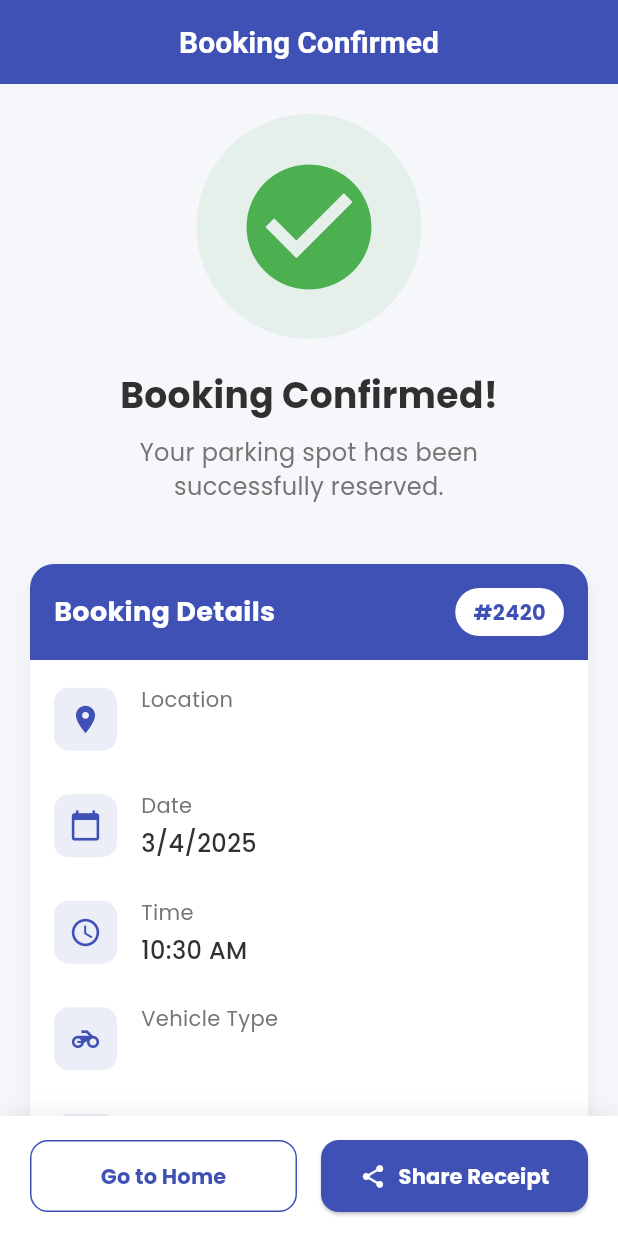
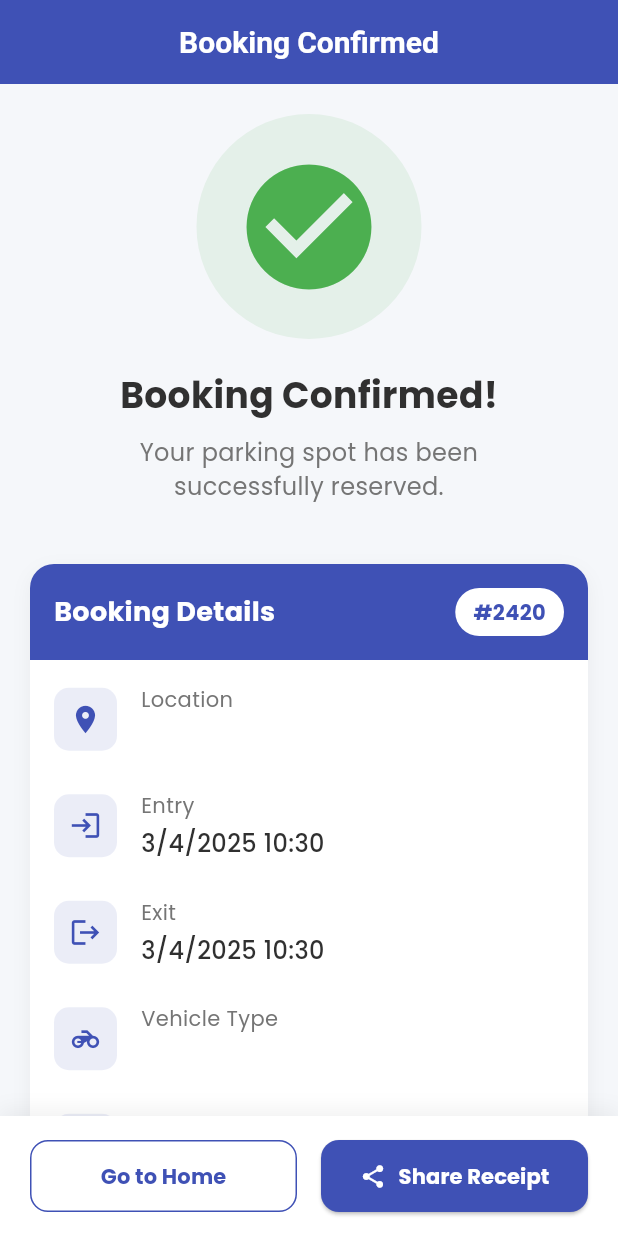
Before and after one commit to ayuktha63/Parking-slot-Booking, a Flutter app: the SuccessScreen screen opened directly with empty values, on a phone screen of 412 x 824 dp. Run offline on Flutter 3.47's test engine with Material 3 defaults, Android fonts, the light colour scheme and no system bars; our stand-ins replace firebase_auth, firebase_core, google_fonts, image_picker, lottie, share; accounts and stored records are empty; network calls fail.

Commit message:
success page finish except booking id

```diff
--- a/lib/SuccessAnimationScreen.dart
+++ b/lib/SuccessAnimationScreen.dart
@@ -4,10 +4,12 @@ import 'success_screen.dart';
 
 class SuccessAnimationScreen extends StatefulWidget {
   final String location;
-  final DateTime date;
-  final TimeOfDay time;
+  final DateTime date; // Legacy, kept for compatibility
+  final TimeOfDay time; // Legacy, kept for compatibility
   final String vehicleType;
   final List<int> slots;
+  final DateTime entryDateTime; // New: Full entry date and time
+  final DateTime exitDateTime; // New: Full exit date and time
 
   const SuccessAnimationScreen({
     required this.location,
@@ -15,6 +17,8 @@ class SuccessAnimationScreen extends StatefulWidget {
     required this.time,
     required this.vehicleType,
     required this.slots,
+    required this.entryDateTime, // Added
+    required this.exitDateTime, // Added
     super.key,
   });
 
@@ -27,26 +31,7 @@ class _SuccessAnimationScreenState extends State<SuccessAnimationScreen>
   @override
   void initState() {
     super.initState();
-    // Navigate to SuccessScreen after animation completes + 1 second delay
-    Future.delayed(const Duration(milliseconds: 2500), () {
-      // Assuming animation duration is ~2 seconds; adjust if needed
-      Future.delayed(const Duration(seconds: 1), () {
-        if (mounted) {
-          Navigator.pushReplacement(
-            context,
-            MaterialPageRoute(
-              builder: (context) => SuccessScreen(
-                location: widget.location,
-                date: widget.date,
-                time: widget.time,
-                vehicleType: widget.vehicleType,
-                slots: widget.slots,
-              ),
-            ),
-          );
-        }
-      });
-    });
+    // No navigation here; handled in onLoaded callback
   }
 
   @override
@@ -64,9 +49,10 @@ class _SuccessAnimationScreenState extends State<SuccessAnimationScreen>
               fit: BoxFit.contain,
               repeat: false, // Play once
               onLoaded: (composition) {
-                // Optional: Adjust delay based on actual animation duration
+                // Navigate after animation duration + 1 second delay
                 Future.delayed(
-                    composition.duration + const Duration(seconds: 1), () {
+                  composition.duration + const Duration(seconds: 1),
+                  () {
                     if (mounted) {
                       Navigator.pushReplacement(
                         context,
@@ -77,11 +63,15 @@ class _SuccessAnimationScreenState extends State<SuccessAnimationScreen>
                             time: widget.time,
                             vehicleType: widget.vehicleType,
                             slots: widget.slots,
+                            entryDateTime:
+                                widget.entryDateTime, // Pass new param
+                            exitDateTime: widget.exitDateTime, // Pass new param
                           ),
                         ),
                       );
                     }
-                });
+                  },
+                );
               },
             ),
             const SizedBox(height: 20),
--- a/lib/booking_screen.dart
+++ b/lib/booking_screen.dart
@@ -1,14 +1,17 @@
 import 'package:flutter/material.dart';
 import 'package:http/http.dart' as http;
+import 'package:parking_booking/SuccessAnimationScreen.dart';
 import 'dart:convert';
-import 'SuccessAnimationScreen.dart';
 
 class BookingScreen extends StatefulWidget {
   final String location;
   final String parkingId;
 
-  const BookingScreen(
-      {super.key, required this.location, required this.parkingId});
+  const BookingScreen({
+    super.key,
+    required this.location,
+    required this.parkingId,
+  });
 
   @override
   _BookingScreenState createState() => _BookingScreenState();
@@ -53,6 +56,10 @@ class _BookingScreenState extends State<BookingScreen> {
           totalBikeSlots = data['total_bike_slots'] ?? 0;
           availableCarSlots = data['available_car_slots'] ?? 0;
           availableBikeSlots = data['available_bike_slots'] ?? 0;
+          bookedCarSlots =
+              totalCarSlots - availableCarSlots; // Calculate booked slots
+          bookedBikeSlots =
+              totalBikeSlots - availableBikeSlots; // Calculate booked slots
           // Filter vehicleTypes based on availability
           vehicleTypes = [];
           if (availableCarSlots > 0) vehicleTypes.add("Car");
@@ -61,9 +68,14 @@ class _BookingScreenState extends State<BookingScreen> {
         await _fetchAllSlots(); // Fetch slots to calculate booked counts
       } else {
         print('Failed to fetch parking area details: ${response.statusCode}');
+        _showErrorDialog(
+            "Failed to fetch parking details: ${response.statusCode}");
       }
     } catch (error) {
       print('Error fetching parking area details: $error');
+      _showErrorDialog("Error fetching parking details: $error");
+    } finally {
+      setState(() => isLoading = false);
     }
   }
 
@@ -117,6 +129,7 @@ class _BookingScreenState extends State<BookingScreen> {
       );
 
       try {
+        print('Attempting to book slots: $selectedSlotIds');
         for (String slotId in selectedSlotIds) {
           final response = await http.post(
             Uri.parse('http://localhost:3000/api/bookings'),
@@ -131,6 +144,8 @@ class _BookingScreenState extends State<BookingScreen> {
             }),
           );
 
+          print(
+              'Booking response for slot $slotId: ${response.statusCode}, ${response.body}');
           if (response.statusCode != 200) {
             print(
                 'Booking failed: Status ${response.statusCode}, Body: ${response.body}');
@@ -139,6 +154,7 @@ class _BookingScreenState extends State<BookingScreen> {
           }
         }
 
+        print('Booking successful, refreshing data');
         await _fetchParkingAreaDetails();
         await _fetchAllSlots();
 
@@ -147,13 +163,15 @@ class _BookingScreenState extends State<BookingScreen> {
           MaterialPageRoute(
             builder: (context) => SuccessAnimationScreen(
               location: widget.location,
-              date: startDate!,
-              time: startTime!,
+              date: startDate!, // Legacy
+              time: startTime!, // Legacy
               vehicleType: selectedVehicle!,
               slots: selectedSlotIds
                   .map((id) => allSlots.firstWhere(
                       (slot) => slot['_id'] == id)['slot_number'] as int)
                   .toList(),
+              entryDateTime: entryDateTime, // Added
+              exitDateTime: exitDateTime, // Added
             ),
           ),
         );
@@ -266,10 +284,10 @@ class _BookingScreenState extends State<BookingScreen> {
           shape:
               RoundedRectangleBorder(borderRadius: BorderRadius.circular(16)),
           title: Row(
-            children: [
-              const Icon(Icons.error_outline, color: Colors.red),
-              const SizedBox(width: 8),
-              const Text("Booking Error"),
+            children: const [
+              Icon(Icons.error_outline, color: Colors.red),
+              SizedBox(width: 8),
+              Text("Booking Error"),
             ],
           ),
           content: Text(message),
--- a/lib/success_screen.dart
+++ b/lib/success_screen.dart
@@ -5,10 +5,12 @@ import 'package:share/share.dart';
 
 class SuccessScreen extends StatelessWidget {
   final String location;
-  final DateTime date;
-  final TimeOfDay time;
+  final DateTime date; // Legacy, kept for compatibility
+  final TimeOfDay time; // Legacy, kept for compatibility
   final String vehicleType;
   final List<int> slots;
+  final DateTime entryDateTime; // New: Full entry date and time
+  final DateTime exitDateTime; // New: Full exit date and time
 
   const SuccessScreen({
     super.key,
@@ -17,6 +19,8 @@ class SuccessScreen extends StatelessWidget {
     required this.time,
     required this.vehicleType,
     required this.slots,
+    required this.entryDateTime, // Added
+    required this.exitDateTime, // Added
   });
 
   void _shareReceipt(BuildContext context) {
@@ -24,8 +28,8 @@ class SuccessScreen extends StatelessWidget {
 Parking Booking Receipt
 ----------------------
 Location: $location
-Date: ${date.day}/${date.month}/${date.year}
-Time: ${time.format(context)}
+Entry: ${entryDateTime.day}/${entryDateTime.month}/${entryDateTime.year} ${entryDateTime.hour}:${entryDateTime.minute.toString().padLeft(2, '0')}
+Exit: ${exitDateTime.day}/${exitDateTime.month}/${exitDateTime.year} ${exitDateTime.hour}:${exitDateTime.minute.toString().padLeft(2, '0')}
 Vehicle Type: $vehicleType
 Parking Slots: ${slots.join(", ")}
 Total Amount: \$${(5 * slots.length).toStringAsFixed(2)}
@@ -49,9 +53,9 @@ Please arrive 15 minutes before your booking time.
   @override
   Widget build(BuildContext context) {
     return Scaffold(
-      backgroundColor: Color(0xFFF5F7FA),
+      backgroundColor: const Color(0xFFF5F7FA),
       appBar: AppBar(
-        title: Text("Booking Confirmed"),
+        title: const Text("Booking Confirmed"),
         automaticallyImplyLeading: false,
       ),
       body: SafeArea(
@@ -61,10 +65,10 @@ Please arrive 15 minutes before your booking time.
               child: SingleChildScrollView(
                 child: Column(
                   children: [
-                    SizedBox(height: 20),
+                    const SizedBox(height: 20),
                     _buildSuccessAnimation(),
-                    SizedBox(height: 20),
-                    Text(
+                    const SizedBox(height: 20),
+                    const Text(
                       "Booking Confirmed!",
                       style: TextStyle(
                         fontSize: 24,
@@ -72,7 +76,7 @@ Please arrive 15 minutes before your booking time.
                         color: Color(0xFF303030),
                       ),
                     ),
-                    SizedBox(height: 10),
+                    const SizedBox(height: 10),
                     SizedBox(
                       width: MediaQuery.of(context).size.width * 0.7,
                       child: Text(
@@ -84,32 +88,32 @@ Please arrive 15 minutes before your booking time.
                         ),
                       ),
                     ),
-                    SizedBox(height: 40),
+                    const SizedBox(height: 40),
                     _buildBookingDetailCard(context),
-                    SizedBox(height: 20),
+                    const SizedBox(height: 20),
                     Container(
-                      margin: EdgeInsets.symmetric(horizontal: 20),
-                      padding: EdgeInsets.all(16),
+                      margin: const EdgeInsets.symmetric(horizontal: 20),
+                      padding: const EdgeInsets.all(16),
                       decoration: BoxDecoration(
-                        color: Color(0xFF4CAF50).withOpacity(0.1),
+                        color: const Color(0xFF4CAF50).withOpacity(0.1),
                         borderRadius: BorderRadius.circular(16),
                         border: Border.all(
-                          color: Color(0xFF4CAF50).withOpacity(0.3),
+                          color: const Color(0xFF4CAF50).withOpacity(0.3),
                           width: 1,
                         ),
                       ),
                       child: Row(
                         children: [
-                          Icon(
+                          const Icon(
                             Icons.info_outline,
                             color: Color(0xFF4CAF50),
                           ),
-                          SizedBox(width: 12),
+                          const SizedBox(width: 12),
                           Expanded(
                             child: Text(
                               "Please arrive 15 minutes before your booking time. Your QR code has been sent to your email.",
                               style: TextStyle(
-                                color: Color(0xFF4CAF50),
+                                color: const Color(0xFF4CAF50),
                                 fontSize: 14,
                               ),
                             ),
@@ -117,21 +121,21 @@ Please arrive 15 minutes before your booking time.
                         ],
                       ),
                     ),
-                    SizedBox(height: 20),
+                    const SizedBox(height: 20),
                   ],
                 ),
               ),
             ),
             Container(
               width: double.infinity,
-              padding: EdgeInsets.symmetric(horizontal: 20, vertical: 16),
+              padding: const EdgeInsets.symmetric(horizontal: 20, vertical: 16),
               decoration: BoxDecoration(
                 color: Colors.white,
                 boxShadow: [
                   BoxShadow(
                     color: Colors.black.withOpacity(0.05),
                     blurRadius: 10,
-                    offset: Offset(0, -5),
+                    offset: const Offset(0, -5),
                   ),
                 ],
               ),
@@ -142,18 +146,20 @@ Please arrive 15 minutes before your booking time.
                       onPressed: () {
                         Navigator.pushAndRemoveUntil(
                           context,
-                          MaterialPageRoute(builder: (context) => HomeScreen(phoneNumber: '',)),
+                          MaterialPageRoute(
+                              builder: (context) =>
+                                  HomeScreen(phoneNumber: '')),
                           (route) => false,
                         );
                       },
                       style: OutlinedButton.styleFrom(
-                        side: BorderSide(color: Color(0xFF3F51B5)),
+                        side: const BorderSide(color: Color(0xFF3F51B5)),
                         shape: RoundedRectangleBorder(
                           borderRadius: BorderRadius.circular(12),
                         ),
-                        padding: EdgeInsets.symmetric(vertical: 14),
+                        padding: const EdgeInsets.symmetric(vertical: 14),
                       ),
-                      child: Text(
+                      child: const Text(
                         "Go to Home",
                         style: TextStyle(
                           color: Color(0xFF3F51B5),
@@ -162,20 +168,20 @@ Please arrive 15 minutes before your booking time.
                       ),
                     ),
                   ),
-                  SizedBox(width: 16),
+                  const SizedBox(width: 16),
                   Expanded(
                     child: ElevatedButton(
                       onPressed: () => _shareReceipt(context),
                       style: ElevatedButton.styleFrom(
-                        backgroundColor: Color(0xFF3F51B5),
+                        backgroundColor: const Color(0xFF3F51B5),
                         shape: RoundedRectangleBorder(
                           borderRadius: BorderRadius.circular(12),
                         ),
-                        padding: EdgeInsets.symmetric(vertical: 14),
+                        padding: const EdgeInsets.symmetric(vertical: 14),
                       ),
                       child: Row(
                         mainAxisAlignment: MainAxisAlignment.center,
-                        children: [
+                        children: const [
                           Icon(Icons.share, size: 18),
                           SizedBox(width: 8),
                           Text(
@@ -203,10 +209,10 @@ Please arrive 15 minutes before your booking time.
       height: 150,
       width: 150,
       decoration: BoxDecoration(
-        color: Color(0xFF4CAF50).withOpacity(0.1),
+        color: const Color(0xFF4CAF50).withOpacity(0.1),
         shape: BoxShape.circle,
       ),
-      child: Center(
+      child: const Center(
         child: Icon(
           Icons.check_circle,
           size: 100,
@@ -218,7 +224,7 @@ Please arrive 15 minutes before your booking time.
 
   Widget _buildBookingDetailCard(BuildContext context) {
     return Container(
-      margin: EdgeInsets.symmetric(horizontal: 20),
+      margin: const EdgeInsets.symmetric(horizontal: 20),
       decoration: BoxDecoration(
         color: Colors.white,
         borderRadius: BorderRadius.circular(16),
@@ -226,15 +232,15 @@ Please arrive 15 minutes before your booking time.
           BoxShadow(
             color: Colors.black.withOpacity(0.05),
             blurRadius: 10,
-            offset: Offset(0, 4),
+            offset: const Offset(0, 4),
           ),
         ],
       ),
       child: Column(
         children: [
           Container(
-            padding: EdgeInsets.all(16),
-            decoration: BoxDecoration(
+            padding: const EdgeInsets.all(16),
+            decoration: const BoxDecoration(
               color: Color(0xFF3F51B5),
               borderRadius: BorderRadius.only(
                 topLeft: Radius.circular(16),
@@ -244,7 +250,7 @@ Please arrive 15 minutes before your booking time.
             child: Row(
               mainAxisAlignment: MainAxisAlignment.spaceBetween,
               children: [
-                Text(
+                const Text(
                   "Booking Details",
                   style: TextStyle(
                     color: Colors.white,
@@ -253,14 +259,15 @@ Please arrive 15 minutes before your booking time.
                   ),
                 ),
                 Container(
-                  padding: EdgeInsets.symmetric(horizontal: 12, vertical: 6),
+                  padding:
+                      const EdgeInsets.symmetric(horizontal: 12, vertical: 6),
                   decoration: BoxDecoration(
                     color: Colors.white,
                     borderRadius: BorderRadius.circular(20),
                   ),
                   child: Text(
                     "#${1000 + math.Random().nextInt(9000)}",
-                    style: TextStyle(
+                    style: const TextStyle(
                       color: Color(0xFF3F51B5),
                       fontWeight: FontWeight.bold,
                     ),
@@ -270,23 +277,23 @@ Please arrive 15 minutes before your booking time.
             ),
           ),
           Padding(
-            padding: EdgeInsets.all(16),
+            padding: const EdgeInsets.all(16),
             child: Column(
               children: [
                 _buildDetailItem(Icons.location_on, "Location", location),
-                Divider(height: 24),
+                const Divider(height: 24),
                 _buildDetailItem(
-                  Icons.calendar_today,
-                  "Date",
-                  "${date.day}/${date.month}/${date.year}",
+                  Icons.login,
+                  "Entry",
+                  "${entryDateTime.day}/${entryDateTime.month}/${entryDateTime.year} ${entryDateTime.hour}:${entryDateTime.minute.toString().padLeft(2, '0')}",
                 ),
-                Divider(height: 24),
+                const Divider(height: 24),
                 _buildDetailItem(
-                  Icons.access_time,
-                  "Time",
-                  time.format(context),
+                  Icons.logout,
+                  "Exit",
+                  "${exitDateTime.day}/${exitDateTime.month}/${exitDateTime.year} ${exitDateTime.hour}:${exitDateTime.minute.toString().padLeft(2, '0')}",
                 ),
-                Divider(height: 24),
+                const Divider(height: 24),
                 _buildDetailItem(
                   vehicleType == "Car"
                       ? Icons.directions_car
@@ -294,13 +301,13 @@ Please arrive 15 minutes before your booking time.
                   "Vehicle Type",
                   vehicleType,
                 ),
-                Divider(height: 24),
+                const Divider(height: 24),
                 _buildDetailItem(
                   Icons.confirmation_number,
                   "Parking Slots",
                   slots.join(", "),
                 ),
-                Divider(height: 24),
+                const Divider(height: 24),
                 _buildDetailItem(
                   Icons.attach_money,
                   "Total Amount",
@@ -320,18 +327,18 @@ Please arrive 15 minutes before your booking time.
     return Row(
       children: [
         Container(
-          padding: EdgeInsets.all(10),
+          padding: const EdgeInsets.all(10),
           decoration: BoxDecoration(
-            color: Color(0xFF3F51B5).withOpacity(0.1),
+            color: const Color(0xFF3F51B5).withOpacity(0.1),
             borderRadius: BorderRadius.circular(10),
           ),
           child: Icon(
             icon,
-            color: Color(0xFF3F51B5),
+            color: const Color(0xFF3F51B5),
             size: 22,
           ),
         ),
-        SizedBox(width: 16),
+        const SizedBox(width: 16),
         Column(
           crossAxisAlignment: CrossAxisAlignment.start,
           children: [
@@ -342,13 +349,15 @@ Please arrive 15 minutes before your booking time.
                 color: Colors.grey[600],
               ),
             ),
-            SizedBox(height: 4),
+            const SizedBox(height: 4),
             Text(
               value,
               style: TextStyle(
                 fontSize: 16,
                 fontWeight: isHighlighted ? FontWeight.bold : FontWeight.w500,
-                color: isHighlighted ? Color(0xFF3F51B5) : Color(0xFF303030),
+                color: isHighlighted
+                    ? const Color(0xFF3F51B5)
+                    : const Color(0xFF303030),
               ),
             ),
           ],
```
Lines whose indentation alone changed are shown as unchanged.
